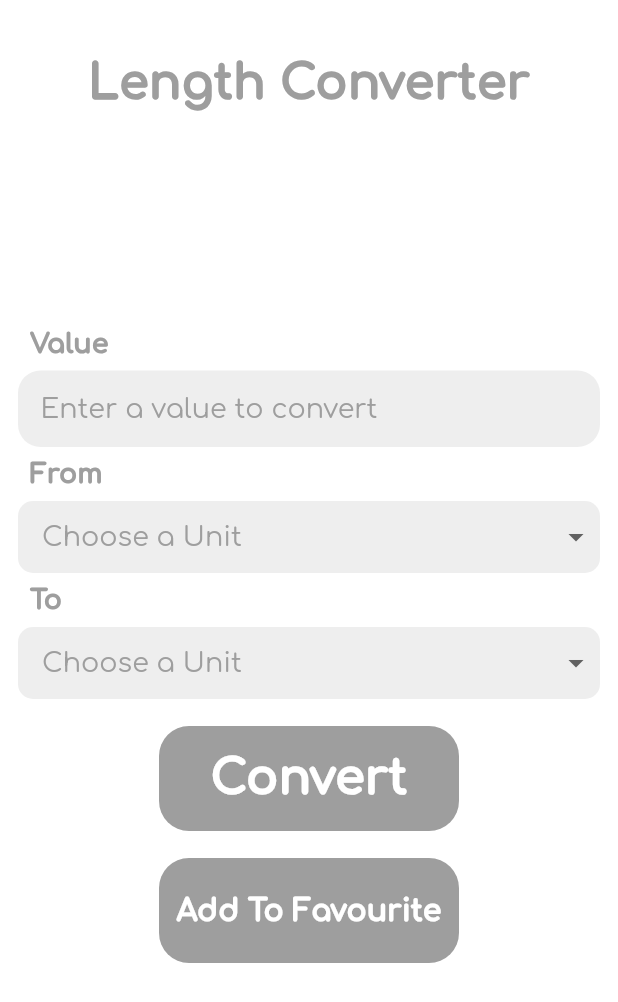
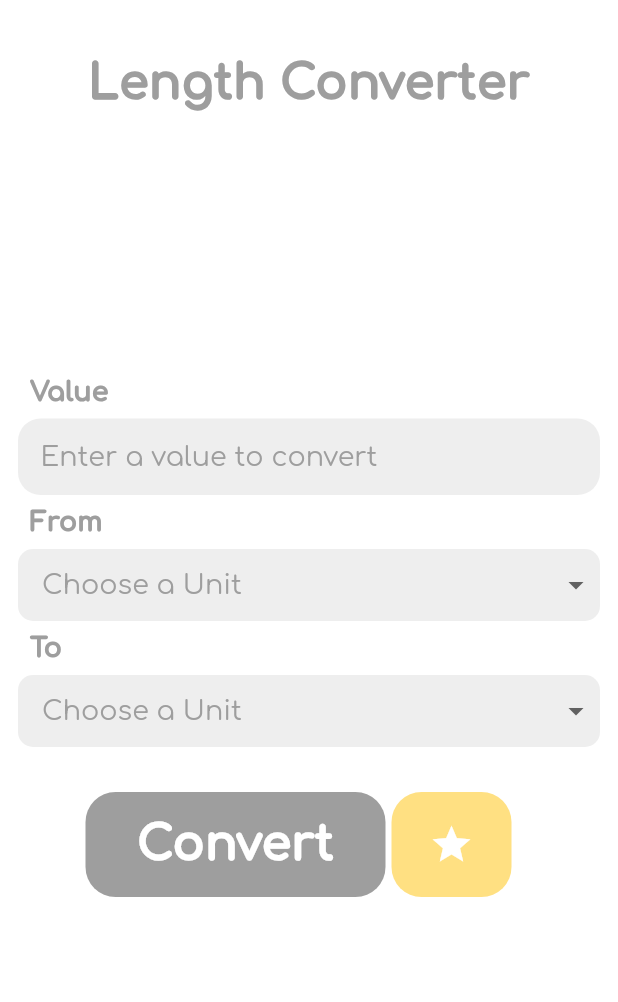
Before and after one commit to Salagoza/converter-app, a Flutter app: the screen it shows after launch, after a tap on "Length", on a phone screen of 412 x 824 dp. Shown: the top 1002 px of the screen. Run offline on Flutter 3.47's test engine with Material 2 defaults, Android fonts, the phone set to English and light mode, and no system bars; our stand-ins replace google_fonts, sqflite; accounts and stored records are empty.

Commit message:
Style add to favourite button for length page

```diff
--- a/lib/screen/home_page.dart
+++ b/lib/screen/home_page.dart
@@ -51,7 +51,7 @@ class HomePage extends StatelessWidget {
                         backgroundColor: Color(0xFFFFE082),
                       ),
                       child: const Icon(
-                        Icons.star_border_outlined, color: Colors.white, size: 30
+                        Icons.star, color: Colors.white, size: 30
                       ),
                     )
                   ],
--- a/lib/screen/length_page.dart
+++ b/lib/screen/length_page.dart
@@ -234,7 +234,12 @@ class _LengthPageState extends State<LengthPage> {
                             ),
                           ),
                         ),
-                        const SizedBox(height: 18.0),
+                        const SizedBox(height: 30.0),
+
+
+                        Row(
+                          children: <Widget>[
+                            const SizedBox(width: 45),
                             /// Convert Button
                             RawMaterialButton(
                                 onPressed: () {
@@ -262,8 +267,6 @@ class _LengthPageState extends State<LengthPage> {
                                         color: Colors.white),
                                   ),
                                 )),
-                        const SizedBox(height: 18.0),
-                        /// Add to favourite button
                             RawMaterialButton(
                                 onPressed: () async {
                                   if (from != null   &&  to != null ){
@@ -277,24 +280,22 @@ class _LengthPageState extends State<LengthPage> {
                                 },
                                 child: Container(
                                   decoration: BoxDecoration(
-                                color: Colors.grey,
+                                    color: Color(0xFFFFE082),
                                     borderRadius: BorderRadius.circular(20),
                                   ),
                                   alignment: AlignmentDirectional.center,
-                              width: 200,
+                                  width: 80,
                                   height: 70,
-                              child: Text(
-                                "Add To Favourite",
-                                style: GoogleFonts.comfortaa(
-                                    fontWeight: FontWeight.w900,
-                                    fontSize: 20,
-                                    color: Colors.white),
+                                  child: const Icon(
+                                    Icons.star,
+                                    color: Colors.white, size: 30),
                                   ),
-                            )),
-
-                        const SizedBox(
-                          height: 18.0,
                                 ),
+                          ],
+                        ),
+                        const SizedBox(height: 30.0)
+                        /// Add to favourite button
+                        ,
                         Text(
                           (resultMessage.toString() == "null")
                               ? ""
```
Lines whose indentation alone changed are shown as unchanged.
